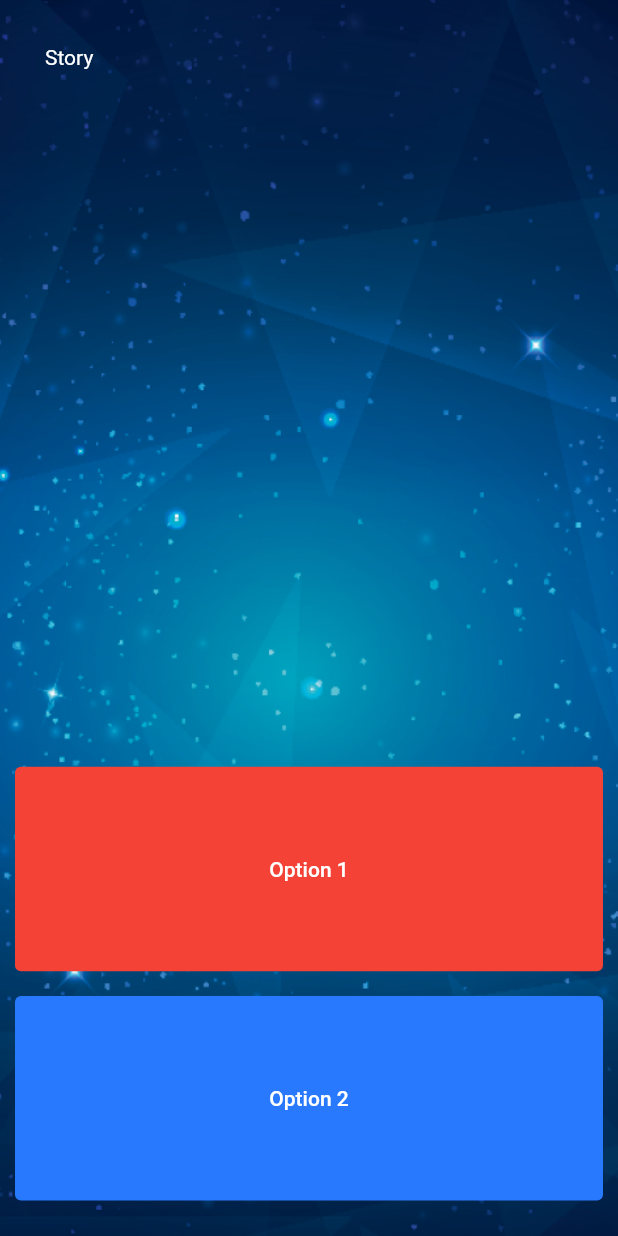
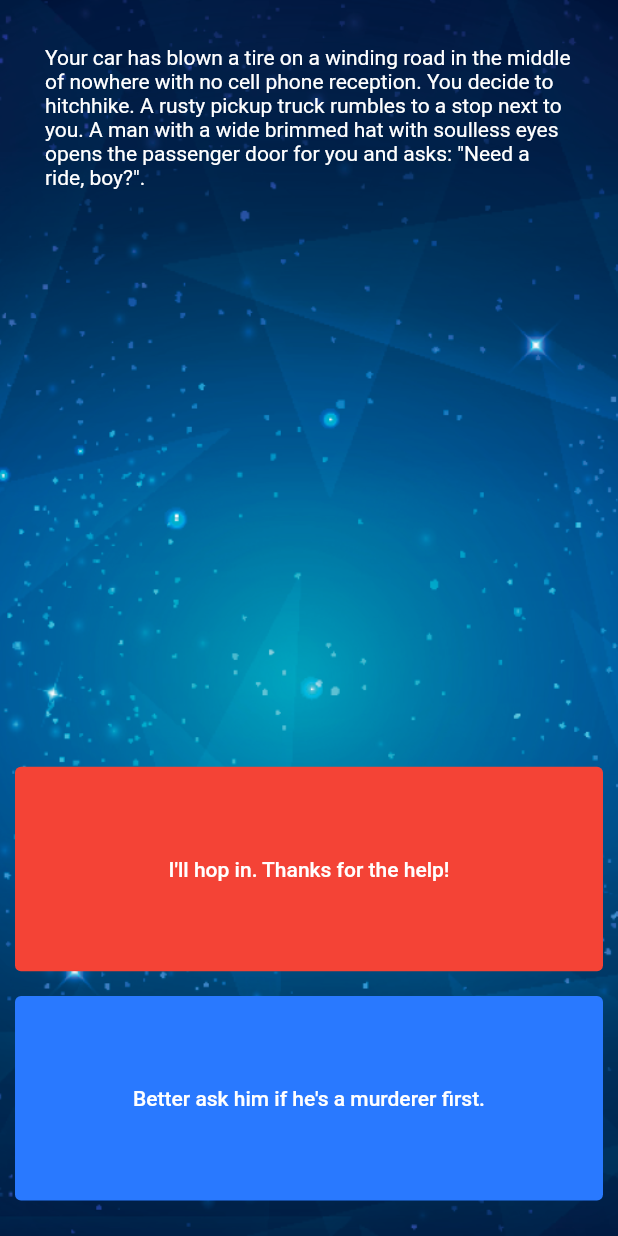
Before and after one commit to Abhishek-J-B-R-I/destini, a Flutter app: the screen it shows after launch, on a phone screen of 412 x 824 dp. Run offline on Flutter 3.47's test engine with Material 2 defaults, Android fonts, the phone set to English and light mode, and no system bars.

Commit message:
in progress

```diff
--- a/lib/Story.dart
+++ b/lib/Story.dart
@@ -3,5 +3,5 @@ class Story{
   late String choice1;
   late String choice2;
 
-  Story({String? story, String? choice1, String? choice2});
+  Story({ required this.story,  required this.choice1,  required this.choice2});
 }
--- a/lib/main.dart
+++ b/lib/main.dart
@@ -1,5 +1,5 @@
 import 'package:flutter/material.dart';
-
+import 'storyquiz.dart';
 void main() {
   runApp(game());
 }
@@ -12,10 +12,13 @@ class game extends StatefulWidget {
 }
 
 class _gameState extends State<game> {
+  Storyquiz stq= Storyquiz();
   @override
   Widget build(BuildContext context) {
     double height = MediaQuery.of(context).size.height;
     double width = MediaQuery.of(context).size.width;
+
+
     return MaterialApp(
       home: Scaffold(
 
@@ -32,7 +35,7 @@ class _gameState extends State<game> {
                     padding: EdgeInsets.all(20),
                     height: height/1.7,
                     width: width,
-                    child: Text('Story', style: TextStyle(
+                    child: Text(stq.GetStory(), style: TextStyle(
                       color: Colors.white
                     ),),
 
@@ -47,9 +50,22 @@ class _gameState extends State<game> {
               Expanded(
                   child: TextButton(
                 onPressed: () {
+                  setState(() {
+                    if (stq.Storynumber()==0){
+                      stq.ChangeStoryNumber(2);
+
+                    }
+                    else if(stq.Storynumber()==2){
+                      stq.ChangeStoryNumber(5);
+                    }
+                    else if(stq.Storynumber()==1){
+                      stq.ChangeStoryNumber(2);
+                    }
+                  });
                   print('i am option 1');
+
                 },
-                child: Text('Option 1',style: TextStyle(
+                child: Text(stq.GetChoice1(),style: TextStyle(
                   color: Colors.white
                 ),),
                     style: ButtonStyle(backgroundColor: MaterialStateProperty.all(Colors.red)),
@@ -63,7 +79,7 @@ class _gameState extends State<game> {
                       onPressed: () {
                         print('i am option2');
                       },
-                      child: Text('Option 2', style: TextStyle(color: Colors.white),),
+                      child: Text(stq.GetChoice2(), style: TextStyle(color: Colors.white),),
                   style: ButtonStyle(
                     backgroundColor: MaterialStateProperty.all(Colors.blueAccent.shade400),
 
--- a/lib/storyquiz.dart
+++ b/lib/storyquiz.dart
@@ -2,8 +2,8 @@
 
 import 'Story.dart';
 
-class _Storyquiz {
-  int i=0;
+class Storyquiz {
+  int _i=0;
   List<Story> _storyquiz = [
     Story(
         story:
@@ -37,18 +37,22 @@ class _Storyquiz {
   ];
 
   int Storynumber(){
-    i++;
-    return i;
+
+    return _i;
+  }
+  int ChangeStoryNumber(int j){
+    _i=j;
+    return _i;
   }
   String GetStory(){
-    return _storyquiz[i].story;
+    return _storyquiz[_i].story;
   }
   String GetChoice1(){
-    return _storyquiz[i].choice1;
+    return _storyquiz[_i].choice1;
   }
 
   String GetChoice2(){
-    return _storyquiz[i].choice2;
+    return _storyquiz[_i].choice2;
   }
 
 }
```
